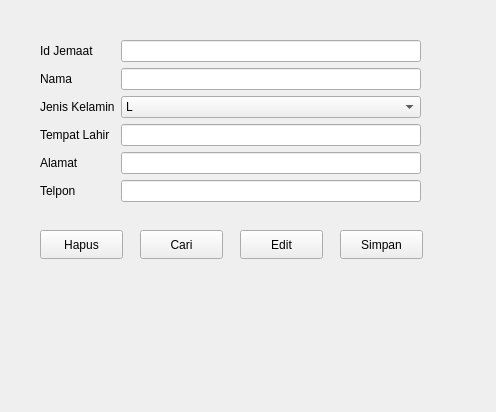
The window that formjemaat.ui (AgusAlRidha/SistemInfoAgama) describes before a commit, drawn with Qt 5.
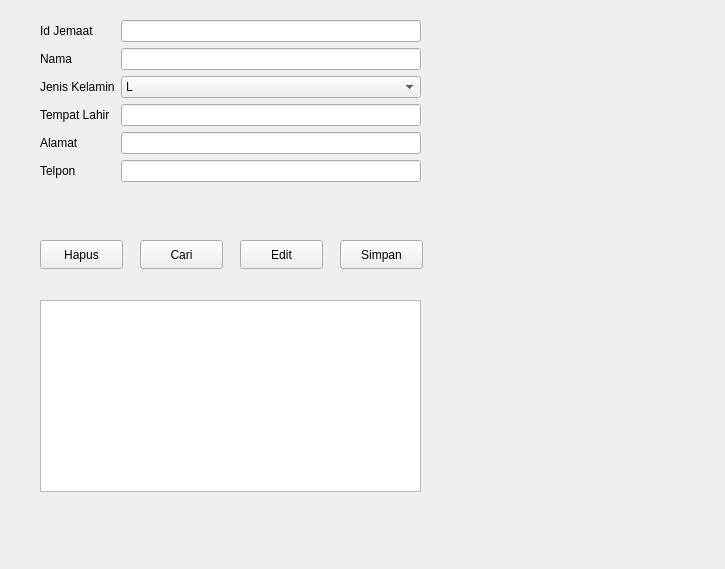
The same window after the commit.

```diff
--- a/formjemaat.ui
+++ b/formjemaat.ui
@@ -6,8 +6,8 @@
    <rect>
     <x>0</x>
     <y>0</y>
-    <width>496</width>
-    <height>412</height>
+    <width>725</width>
+    <height>569</height>
    </rect>
   </property>
   <property name="windowTitle">
@@ -17,9 +17,9 @@
    <property name="geometry">
     <rect>
      <x>40</x>
-     <y>40</y>
+     <y>20</y>
      <width>381</width>
-     <height>181</height>
+     <height>205</height>
     </rect>
    </property>
    <layout class="QFormLayout" name="formLayout">
@@ -100,7 +100,7 @@
    <property name="geometry">
     <rect>
      <x>340</x>
-     <y>230</y>
+     <y>240</y>
      <width>83</width>
      <height>29</height>
     </rect>
@@ -113,7 +113,7 @@
    <property name="geometry">
     <rect>
      <x>140</x>
-     <y>230</y>
+     <y>240</y>
      <width>83</width>
      <height>29</height>
     </rect>
@@ -126,7 +126,7 @@
    <property name="geometry">
     <rect>
      <x>40</x>
-     <y>230</y>
+     <y>240</y>
      <width>83</width>
      <height>29</height>
     </rect>
@@ -139,7 +139,7 @@
    <property name="geometry">
     <rect>
      <x>240</x>
-     <y>230</y>
+     <y>240</y>
      <width>83</width>
      <height>29</height>
     </rect>
@@ -148,6 +148,16 @@
     <string>Edit</string>
    </property>
   </widget>
+  <widget class="QTableView" name="tableJemaat">
+   <property name="geometry">
+    <rect>
+     <x>40</x>
+     <y>300</y>
+     <width>381</width>
+     <height>192</height>
+    </rect>
+   </property>
+  </widget>
  </widget>
  <resources/>
  <connections/>
```
